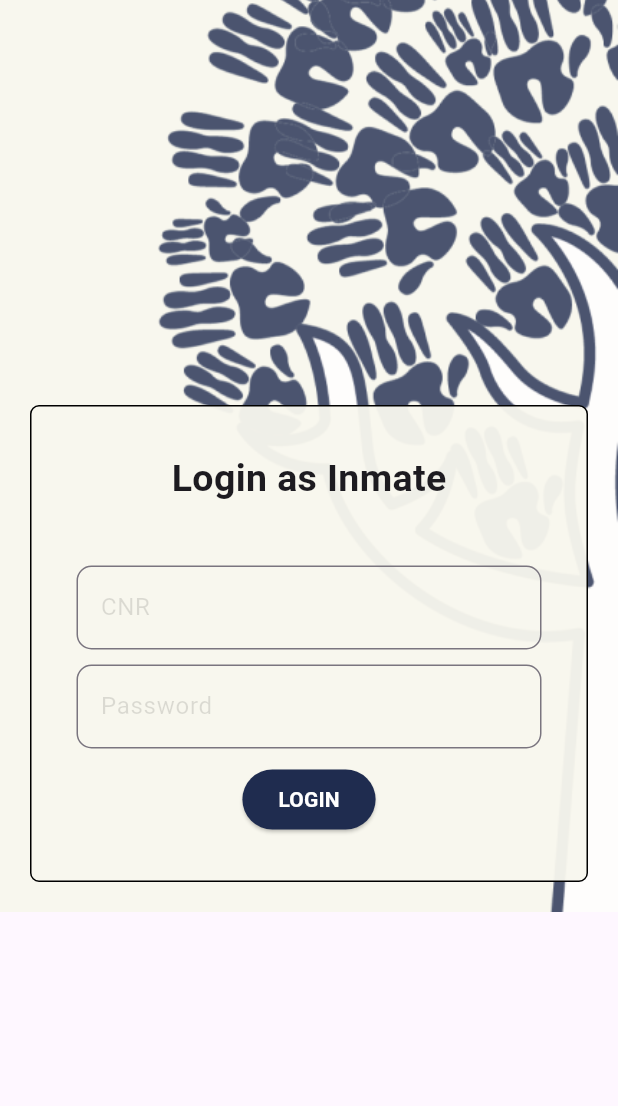
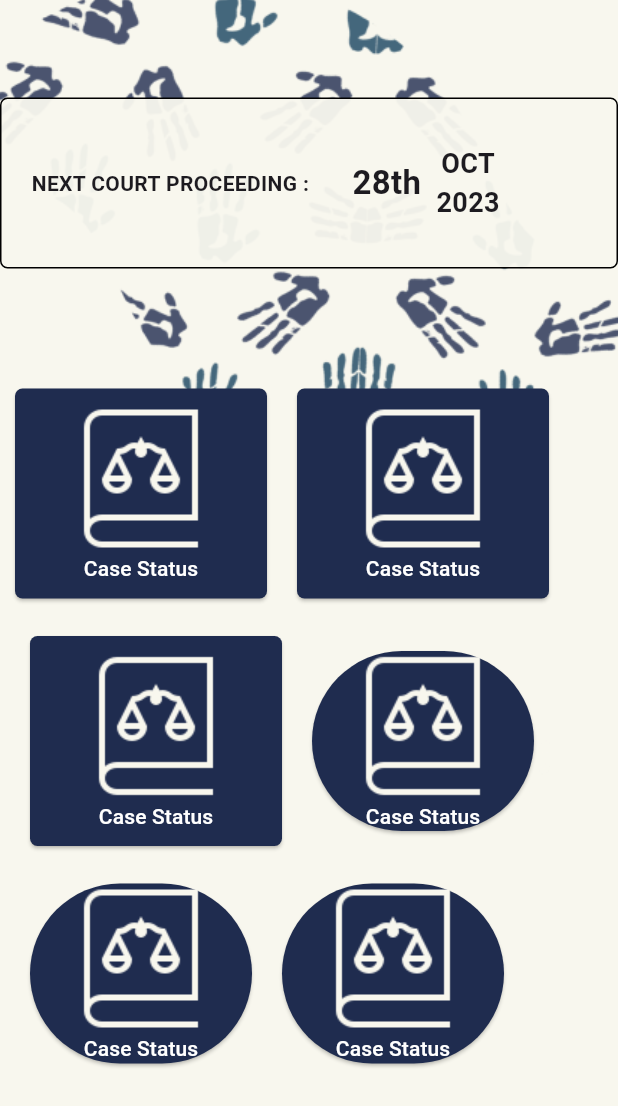
Before and after one commit to SwarupVishwas18/right-aid, a Flutter app: the screen it shows after launch, on a phone screen of 412 x 824 dp. Shown: the top 1106 px of the screen. Run offline on Flutter 3.47's test engine with Material 2 defaults, Android fonts, the phone set to English and light mode, and no system bars; our stand-ins replace firebase_core; accounts and stored records are empty.

Commit message:
Home Page

```diff
--- /dev/null
+++ b/right_aid/lib/home.dart
@@ -0,0 +1,205 @@
+import 'package:flutter/material.dart';
+
+class Home extends StatelessWidget {
+  const Home({super.key});
+
+  @override
+  Widget build(BuildContext context) {
+    return Scaffold(
+      body: Container(
+        decoration: const BoxDecoration(
+            image: DecorationImage(
+                image: AssetImage("assets/img/home.png"), fit: BoxFit.cover)),
+        child: Column(children: [
+          const SizedBox(
+            height: 25,
+          ),
+          Padding(
+            padding: const EdgeInsets.symmetric(vertical: 40),
+            child: Container(
+              decoration: BoxDecoration(
+                color: const Color.fromARGB(242, 248, 247, 238),
+                border: Border.all(
+                    width: 1.0, color: const Color.fromARGB(255, 0, 0, 0)),
+                borderRadius: const BorderRadius.all(Radius.circular(5)),
+              ),
+              child: const Center(
+                  child: Padding(
+                padding: EdgeInsets.symmetric(vertical: 30, horizontal: 20),
+                child: Row(
+                  children: [
+                    Text(
+                      "NEXT COURT PROCEEDING : ",
+                      style:
+                          TextStyle(fontWeight: FontWeight.bold, fontSize: 14),
+                    ),
+                    SizedBox(
+                      width: 25,
+                    ),
+                    Text(
+                      "28th",
+                      style:
+                          TextStyle(fontWeight: FontWeight.bold, fontSize: 22),
+                    ),
+                    SizedBox(
+                      width: 10,
+                    ),
+                    Column(
+                      children: [
+                        Text(
+                          "OCT",
+                          style: TextStyle(
+                              fontWeight: FontWeight.bold, fontSize: 18),
+                        ),
+                        Text(
+                          "2023",
+                          style: TextStyle(
+                              fontWeight: FontWeight.bold, fontSize: 18),
+                        ),
+                      ],
+                    )
+                  ],
+                ),
+              )),
+            ),
+          ),
+          const SizedBox(
+            height: 40,
+          ),
+          Center(
+            child: Padding(
+                padding: const EdgeInsets.symmetric(horizontal: 10),
+                child: Row(children: [
+                  ElevatedButton(
+                      style: ElevatedButton.styleFrom(
+                          backgroundColor:
+                              const Color.fromARGB(255, 31, 44, 79),
+                          shape: RoundedRectangleBorder(
+                              borderRadius: BorderRadius.circular(5))),
+                      onPressed: () => {},
+                      child: const Padding(
+                        padding: EdgeInsets.all(10),
+                        child: Column(
+                          children: [
+                            Image(image: AssetImage("assets/img/case.png")),
+                            Text(
+                              'Case Status',
+                              style: TextStyle(color: Colors.white),
+                            )
+                          ],
+                        ),
+                      )),
+                  const SizedBox(
+                    width: 20,
+                  ),
+                  ElevatedButton(
+                      style: ElevatedButton.styleFrom(
+                          backgroundColor:
+                              const Color.fromARGB(255, 31, 44, 79),
+                          shape: RoundedRectangleBorder(
+                              borderRadius: BorderRadius.circular(5))),
+                      onPressed: () => {},
+                      child: const Padding(
+                        padding: EdgeInsets.all(10),
+                        child: Column(
+                          children: [
+                            Image(image: AssetImage("assets/img/case.png")),
+                            Text(
+                              'Case Status',
+                              style: TextStyle(color: Colors.white),
+                            )
+                          ],
+                        ),
+                      )),
+                ])),
+          ),
+          const SizedBox(
+            height: 25,
+          ),
+          Center(
+            child: Padding(
+                padding: const EdgeInsets.symmetric(horizontal: 20),
+                child: Row(children: [
+                  ElevatedButton(
+                      style: ElevatedButton.styleFrom(
+                          backgroundColor:
+                              const Color.fromARGB(255, 31, 44, 79),
+                          shape: RoundedRectangleBorder(
+                              borderRadius: BorderRadius.circular(5))),
+                      onPressed: () => {},
+                      child: const Padding(
+                        padding: EdgeInsets.all(10),
+                        child: Column(
+                          children: [
+                            Image(image: AssetImage("assets/img/case.png")),
+                            Text(
+                              'Case Status',
+                              style: TextStyle(color: Colors.white),
+                            )
+                          ],
+                        ),
+                      )),
+                  const SizedBox(
+                    width: 20,
+                  ),
+                  ElevatedButton(
+                      style: ButtonStyle(
+                          backgroundColor: MaterialStateProperty.all<Color>(
+                              const Color.fromARGB(255, 31, 44, 79))),
+                      onPressed: () => {},
+                      child: const Column(
+                        children: [
+                          Image(image: AssetImage("assets/img/case.png")),
+                          Text(
+                            'Case Status',
+                            style: TextStyle(color: Colors.white),
+                          )
+                        ],
+                      )),
+                ])),
+          ),
+          const SizedBox(
+            height: 25,
+          ),
+          Center(
+            child: Padding(
+                padding: const EdgeInsets.symmetric(horizontal: 20),
+                child: Row(children: [
+                  ElevatedButton(
+                      style: ButtonStyle(
+                          backgroundColor: MaterialStateProperty.all<Color>(
+                              const Color.fromARGB(255, 31, 44, 79))),
+                      onPressed: () => {},
+                      child: const Column(
+                        children: [
+                          Image(image: AssetImage("assets/img/case.png")),
+                          Text(
+                            'Case Status',
+                            style: TextStyle(color: Colors.white),
+                          )
+                        ],
+                      )),
+                  const SizedBox(
+                    width: 20,
+                  ),
+                  ElevatedButton(
+                      style: ButtonStyle(
+                          backgroundColor: MaterialStateProperty.all<Color>(
+                              const Color.fromARGB(255, 31, 44, 79))),
+                      onPressed: () => {},
+                      child: const Column(
+                        children: [
+                          Image(image: AssetImage("assets/img/case.png")),
+                          Text(
+                            'Case Status',
+                            style: TextStyle(color: Colors.white),
+                          )
+                        ],
+                      )),
+                ])),
+          )
+        ]),
+      ),
+    );
+  }
+}
--- a/right_aid/lib/inmate_login.dart
+++ b/right_aid/lib/inmate_login.dart
@@ -73,6 +73,7 @@ class InmateLogin extends StatelessWidget {
                                           right: Radius.circular(10))),
                                   hintText: "Password",
                                   hintStyle: TextStyle(color: Colors.black12)),
+                              obscureText: true,
                             ),
                           ),
                           const SizedBox(
--- a/right_aid/lib/main.dart
+++ b/right_aid/lib/main.dart
@@ -1,5 +1,8 @@
 import 'package:flutter/material.dart';
+import 'package:right_aid/home.dart';
 import 'package:right_aid/inmate_login.dart';
+import 'package:right_aid/loading.dart';
+import 'package:right_aid/inmate_signup.dart';
 
 void main() {
   runApp(const MyApp());
@@ -17,7 +20,7 @@ class MyApp extends StatelessWidget {
         colorScheme: ColorScheme.fromSeed(seedColor: Colors.deepPurple),
         useMaterial3: true,
       ),
-      home: const InmateLogin(),
+      home: const Home(),
     );
   }
 }
```
Also changed, not shown: right_aid/lib/case_status.dart (added, +12 -0 lines), right_aid/lib/inmate_signup.dart (added, +254 -0 lines), right_aid/lib/lawyer_signup.dart (added, +202 -0 lines), right_aid/lib/loading.dart (added, +41 -0 lines), right_aid/assets/img/case.png (added), right_aid/assets/img/home.png (added), right_aid/assets/img/load.png (added).
